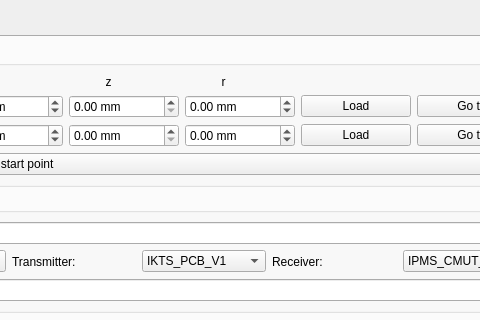
Qt form new_ui/gui_view.ui (HybridEcho/Roboter) before a commit; both pictures show x 544 to 1024 and y 0 to 320 of the 1105 by 756 pixel window.
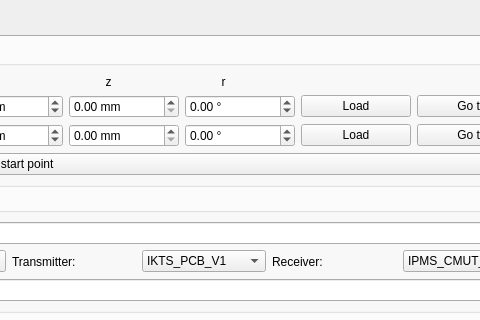
The same form after that commit. Icons and pictures are not drawn.

```diff
--- a/new_ui/gui_view.ui
+++ b/new_ui/gui_view.ui
@@ -150,7 +150,7 @@
           <item row="1" column="6">
            <widget class="QDoubleSpinBox" name="setup_blue_r">
             <property name="suffix">
-             <string> mm</string>
+             <string> °</string>
             </property>
             <property name="minimum">
              <double>-1000.000000000000000</double>
@@ -237,7 +237,7 @@
           <item row="2" column="6">
            <widget class="QDoubleSpinBox" name="setup_red_r">
             <property name="suffix">
-             <string> mm</string>
+             <string> °</string>
             </property>
             <property name="minimum">
              <double>-1000.000000000000000</double>
```
Left out of the diff: 2 changed lines with no effect on the pictures.
